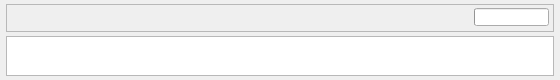
Old version of the form data-morse.ui in the repository oldscienceguy/PebbleSDR.
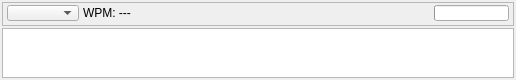
New version of the form.

Commit message: data-Morse window now lays out and re-sizes correctly

Diff of the .ui file:
```diff
--- a/data-morse.ui
+++ b/data-morse.ui
@@ -6,37 +6,67 @@
    <rect>
     <x>0</x>
     <y>0</y>
-    <width>560</width>
+    <width>516</width>
     <height>80</height>
    </rect>
   </property>
+  <property name="sizePolicy">
+   <sizepolicy hsizetype="Expanding" vsizetype="Preferred">
+    <horstretch>0</horstretch>
+    <verstretch>0</verstretch>
+   </sizepolicy>
+  </property>
   <property name="minimumSize">
    <size>
     <width>0</width>
     <height>80</height>
    </size>
   </property>
+  <property name="maximumSize">
+   <size>
+    <width>16777215</width>
+    <height>16777215</height>
+   </size>
+  </property>
   <property name="windowTitle">
    <string>Form</string>
   </property>
-  <layout class="QVBoxLayout" name="verticalLayout">
-   <property name="spacing">
-    <number>4</number>
-   </property>
+  <layout class="QGridLayout" name="gridLayout">
    <property name="leftMargin">
-    <number>6</number>
+    <number>2</number>
    </property>
    <property name="topMargin">
-    <number>4</number>
+    <number>2</number>
    </property>
    <property name="rightMargin">
-    <number>6</number>
+    <number>2</number>
    </property>
    <property name="bottomMargin">
-    <number>4</number>
+    <number>2</number>
    </property>
-   <item>
+   <property name="spacing">
+    <number>2</number>
+   </property>
+   <item row="0" column="0">
     <widget class="QFrame" name="uiFrame">
+     <property name="sizePolicy">
+      <sizepolicy hsizetype="Expanding" vsizetype="Preferred">
+       <horstretch>0</horstretch>
+       <verstretch>0</verstretch>
+      </sizepolicy>
+     </property>
+     <property name="minimumSize">
+      <size>
+       <width>0</width>
+       <height>24</height>
+      </size>
+     </property>
+     <property name="maximumSize">
+      <size>
+       <width>16777215</width>
+       <height>16777215</height>
+      </size>
+     </property>
      <property name="frameShape">
       <enum>QFrame::StyledPanel</enum>
      </property>
@@ -59,6 +89,23 @@
       <property name="bottomMargin">
        <number>4</number>
       </property>
+      <item>
+       <widget class="QComboBox" name="wpmBox">
+        <property name="maximumSize">
+         <size>
+          <width>16777215</width>
+          <height>18</height>
+         </size>
+        </property>
+       </widget>
+      </item>
+      <item>
+       <widget class="QLabel" name="wpmLabel">
+        <property name="text">
+         <string>WPM: ---</string>
+        </property>
+       </widget>
+      </item>
       <item>
        <spacer name="horizontalSpacer">
         <property name="orientation">
@@ -74,6 +121,12 @@
       </item>
       <item>
        <widget class="QProgressBar" name="dataBar">
+        <property name="sizePolicy">
+         <sizepolicy hsizetype="Preferred" vsizetype="Fixed">
+          <horstretch>0</horstretch>
+          <verstretch>0</verstretch>
+         </sizepolicy>
+        </property>
         <property name="maximumSize">
          <size>
           <width>75</width>
@@ -91,15 +144,40 @@
      </layout>
     </widget>
    </item>
-   <item>
+   <item row="1" column="0">
+    <spacer name="verticalSpacer">
+     <property name="orientation">
+      <enum>Qt::Vertical</enum>
+     </property>
+     <property name="sizeHint" stdset="0">
+      <size>
+       <width>20</width>
+       <height>13</height>
+      </size>
+     </property>
+    </spacer>
+   </item>
+   <item row="2" column="0">
     <widget class="QFrame" name="dataFrame">
+     <property name="sizePolicy">
+      <sizepolicy hsizetype="Expanding" vsizetype="Preferred">
+       <horstretch>0</horstretch>
+       <verstretch>0</verstretch>
+      </sizepolicy>
+     </property>
+     <property name="minimumSize">
+      <size>
+       <width>0</width>
+       <height>40</height>
+      </size>
+     </property>
      <property name="frameShape">
       <enum>QFrame::StyledPanel</enum>
      </property>
      <property name="frameShadow">
       <enum>QFrame::Raised</enum>
      </property>
-     <layout class="QVBoxLayout" name="verticalLayout_2">
+     <layout class="QHBoxLayout" name="horizontalLayout_2">
       <property name="spacing">
        <number>0</number>
       </property>
@@ -126,7 +204,7 @@
         <property name="minimumSize">
          <size>
           <width>0</width>
-          <height>0</height>
+          <height>40</height>
          </size>
         </property>
         <property name="font">
```
The commit also changes 4 other files.
